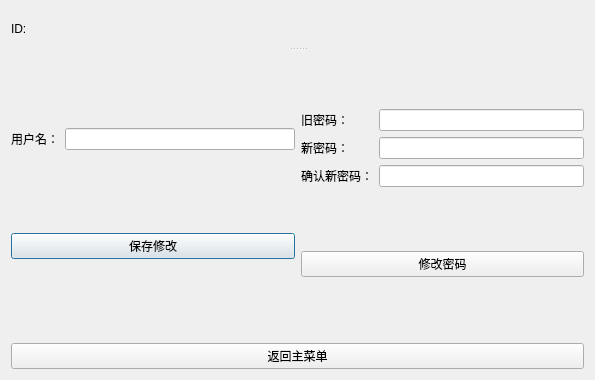
Qt form Client/UI/TrainUI/myinform.ui (TimerChen/TrainTickets) before a commit.
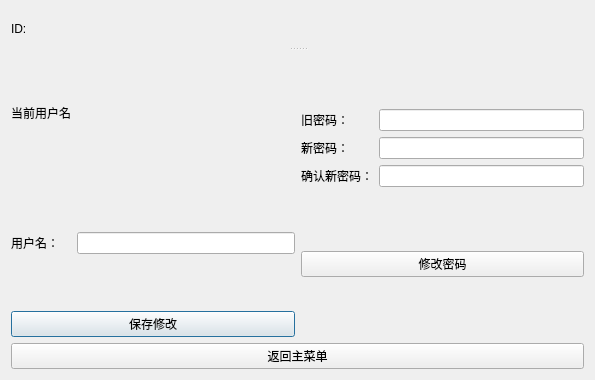
The same form after that commit. Icons and pictures are not drawn.

The edit to the form file:
```diff
--- a/Client/UI/TrainUI/myinform.ui
+++ b/Client/UI/TrainUI/myinform.ui
@@ -47,15 +47,47 @@
          <item>
           <layout class="QGridLayout" name="gridLayout_2">
            <item row="0" column="1">
+            <widget class="QLabel" name="nownameLabel">
+             <property name="sizePolicy">
+              <sizepolicy hsizetype="Preferred" vsizetype="Expanding">
+               <horstretch>0</horstretch>
+               <verstretch>0</verstretch>
+              </sizepolicy>
+             </property>
+             <property name="text">
+              <string/>
+             </property>
+            </widget>
+           </item>
+           <item row="1" column="1">
             <widget class="QLineEdit" name="nameLineEdit"/>
            </item>
-           <item row="0" column="0">
+           <item row="1" column="0">
             <widget class="QLabel" name="label">
+             <property name="sizePolicy">
+              <sizepolicy hsizetype="Preferred" vsizetype="Expanding">
+               <horstretch>0</horstretch>
+               <verstretch>0</verstretch>
+              </sizepolicy>
+             </property>
              <property name="text">
               <string>用户名：</string>
              </property>
             </widget>
            </item>
+           <item row="0" column="0">
+            <widget class="QLabel" name="label_2">
+             <property name="sizePolicy">
+              <sizepolicy hsizetype="Preferred" vsizetype="Expanding">
+               <horstretch>0</horstretch>
+               <verstretch>0</verstretch>
+              </sizepolicy>
+             </property>
+             <property name="text">
+              <string>当前用户名</string>
+             </property>
+            </widget>
+           </item>
           </layout>
          </item>
          <item>
```
Left out of the diff: 6 changed lines with no effect on the pictures.
